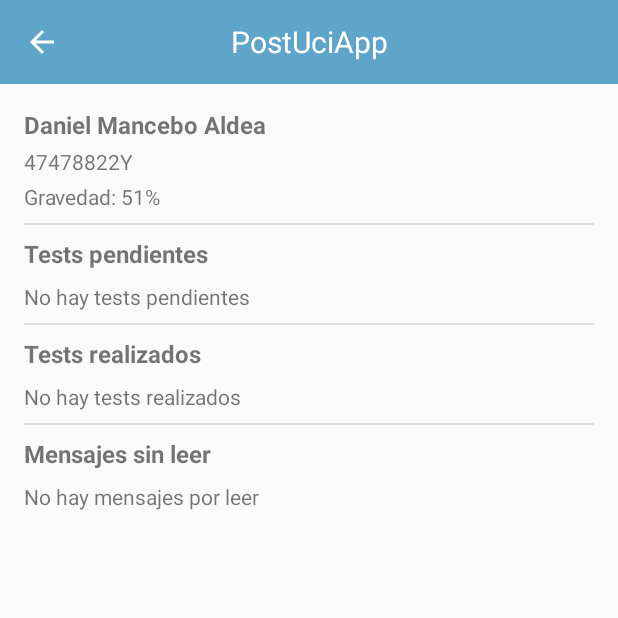
After one commit to pydcoding/PostUciApp, an Android app: the PatientDetailsActivity screen opened directly, with no data from a screen before it, on a phone screen of 412 x 824 dp, the top half of it. The commit adds this screen. Run offline under Robolectric (Android 15) with nearby library versions, the phone set to English and light mode, and no system bars.

Commit message:
feat: more stuff!

```diff
--- a/app/src/main/AndroidManifest.xml
+++ b/app/src/main/AndroidManifest.xml
@@ -44,6 +44,10 @@
         <activity android:name=".activity.ContactActivity">
 
         </activity>
+
+        <activity android:name=".activity.PatientDetailsActivity">
+
+        </activity>
     </application>
 
 </manifest>
--- a/app/src/main/java/com/pyd/postuciapp/activity/ContactActivity.java
+++ b/app/src/main/java/com/pyd/postuciapp/activity/ContactActivity.java
@@ -97,7 +97,7 @@ public class ContactActivity extends AppCompatActivity {
                     try {
                         JSONObject jsonObject = new JSONObject(string);
 
-                        String url = Constants.SERVER_URL + Constants.SERVER_SEND_TEST_RESULTS;
+                        String url = Constants.SERVER_URL + Constants.SERVER_SEND_MESSAGE;
                         JsonObjectRequest request = new JsonObjectRequest(
                                 Request.Method.POST,
                                 url,
@@ -113,6 +113,7 @@ public class ContactActivity extends AppCompatActivity {
                                 new Response.ErrorListener() {
                                     @Override
                                     public void onErrorResponse(VolleyError error) {
+                                        dialog.dismiss();
                                         // TODO mostrar snackbar
                                     }
                                 });
--- a/app/src/main/java/com/pyd/postuciapp/activity/MedicActivity.java
+++ b/app/src/main/java/com/pyd/postuciapp/activity/MedicActivity.java
@@ -11,11 +11,24 @@ import androidx.appcompat.widget.Toolbar;
 import androidx.recyclerview.widget.LinearLayoutManager;
 import androidx.recyclerview.widget.RecyclerView;
 
+import com.android.volley.Request;
+import com.android.volley.Response;
+import com.android.volley.VolleyError;
+import com.android.volley.toolbox.StringRequest;
+import com.google.gson.Gson;
+import com.google.gson.JsonElement;
+import com.google.gson.JsonParser;
 import com.pyd.postuciapp.R;
 import com.pyd.postuciapp.adapter.PatientAdapter;
 import com.pyd.postuciapp.bean.Message;
 import com.pyd.postuciapp.bean.Patient;
 import com.pyd.postuciapp.bean.Test;
+import com.pyd.postuciapp.constants.Constants;
+import com.pyd.postuciapp.network.VolleyManager;
+
+import org.json.JSONArray;
+import org.json.JSONException;
+import org.json.JSONObject;
 
 import java.lang.ref.WeakReference;
 import java.util.ArrayList;
@@ -37,7 +50,55 @@ public class MedicActivity extends AppCompatActivity {
 
         initToolbar();
 
-        new FakeConnection(this).execute();
+        if (Constants.DEBUG) {
+            new FakeConnection(this).execute();
+        } else {
+            final ProgressDialog dialog = ProgressDialog.show(this, "",
+                    "Por favor, espere...", true);
+
+            String url = Constants.SERVER_URL + Constants.SERVER_GET_PATIENTS;
+            StringRequest request = new StringRequest(
+                    Request.Method.GET,
+                    url,
+                    new Response.Listener<String>() {
+                        @Override
+                        public void onResponse(String response) {
+                            try {
+                                JSONObject object = new JSONObject(response);
+                                JSONArray array = object.getJSONArray("patients");
+
+                                mPatients = new ArrayList<>();
+                                for (int i = 0; i < array.length(); i++) {
+                                    String jsonPatient = array.getJSONObject(i).toString();
+
+                                    Gson gson = new Gson();
+                                    Patient patient = gson.fromJson(jsonPatient, Patient.class);
+
+                                    mPatients.add(patient);
+                                }
+
+                                // TODO recibir los mensajes también
+                                mMessages = new HashMap<>();
+
+                                dialog.dismiss();
+
+                                initRecyclerView();
+
+                            } catch (JSONException e) {
+                                e.printStackTrace();
+                            }
+                        }
+                    },
+                    new Response.ErrorListener() {
+                        @Override
+                        public void onErrorResponse(VolleyError error) {
+                            dialog.dismiss();
+                            // TODO mostrar snackbar
+                        }
+                    });
+
+            VolleyManager.getInstance(this).addToRequestQueue(request);
+        }
     }
 
     /**
--- /dev/null
+++ b/app/src/main/java/com/pyd/postuciapp/activity/PatientDetailsActivity.java
@@ -0,0 +1,42 @@
+package com.pyd.postuciapp.activity;
+
+import android.os.Bundle;
+
+import androidx.annotation.Nullable;
+import androidx.appcompat.app.AppCompatActivity;
+import androidx.appcompat.widget.Toolbar;
+
+import com.pyd.postuciapp.R;
+import com.pyd.postuciapp.bean.Message;
+import com.pyd.postuciapp.bean.Patient;
+
+import java.util.List;
+
+public class PatientDetailsActivity extends AppCompatActivity {
+
+    private Patient mPatient;
+    private List<Message> mMessages;
+
+    @Override
+    protected void onCreate(@Nullable Bundle savedInstanceState) {
+        super.onCreate(savedInstanceState);
+
+        setContentView(R.layout.activity_patient_details);
+
+        initToolbar();
+    }
+
+    /**
+     * Inicializa la toolbar.
+     */
+    private void initToolbar() {
+        Toolbar toolbar = findViewById(R.id.toolbar);
+        toolbar.setTitle(getResources().getString(R.string.app_name));
+        setSupportActionBar(toolbar);
+        if (getSupportActionBar() != null) {
+            getSupportActionBar().setDisplayShowTitleEnabled(false);
+            getSupportActionBar().setDisplayHomeAsUpEnabled(true);
+            getSupportActionBar().setDisplayShowHomeEnabled(true);
+        }
+    }
+}
--- a/app/src/main/java/com/pyd/postuciapp/adapter/PatientAdapter.java
+++ b/app/src/main/java/com/pyd/postuciapp/adapter/PatientAdapter.java
@@ -1,6 +1,7 @@
 package com.pyd.postuciapp.adapter;
 
 import android.content.Context;
+import android.content.Intent;
 import android.view.LayoutInflater;
 import android.view.View;
 import android.view.ViewGroup;
--- a/app/src/main/java/com/pyd/postuciapp/bean/Message.java
+++ b/app/src/main/java/com/pyd/postuciapp/bean/Message.java
@@ -1,8 +1,9 @@
 package com.pyd.postuciapp.bean;
 
+import java.io.Serializable;
 import java.util.Date;
 
-public class Message {
+public class Message implements Serializable {
 
     private String dni;
     private Date timeOfCreation;
--- a/app/src/main/java/com/pyd/postuciapp/bean/Patient.java
+++ b/app/src/main/java/com/pyd/postuciapp/bean/Patient.java
@@ -1,9 +1,10 @@
 package com.pyd.postuciapp.bean;
 
+import java.io.Serializable;
 import java.util.List;
 import java.util.Random;
 
-public class Patient {
+public class Patient implements Serializable {
 
     // Numero de paciente
     private int id;
--- a/app/src/main/java/com/pyd/postuciapp/constants/Constants.java
+++ b/app/src/main/java/com/pyd/postuciapp/constants/Constants.java
@@ -12,6 +12,7 @@ public class Constants {
     public static final String SERVER_SIGN_UP_PATIENT = "/sign_up_patient?";
     public static final String SERVER_SEND_TEST_RESULTS = "/test";
     public static final String SERVER_SEND_MESSAGE= "/contact";
+    public static final String SERVER_GET_PATIENTS= "/patients";
 
     public static final String SERVER_LOGIN_PARAM_DNI = "dni=";
     public static final String SERVER_LOGIN_PARAM_PASSWORD = "password=";
--- /dev/null
+++ b/app/src/main/res/layout/activity_patient_details.xml
@@ -0,0 +1,127 @@
+<?xml version="1.0" encoding="utf-8"?>
+<LinearLayout xmlns:android="http://schemas.android.com/apk/res/android"
+    android:orientation="vertical"
+    android:layout_width="match_parent"
+    android:layout_height="match_parent">
+
+    <include layout="@layout/toolbar"
+        android:id="@+id/toolbar"/>
+
+    <LinearLayout
+        android:layout_width="match_parent"
+        android:layout_height="wrap_content"
+        android:layout_margin="16dp"
+        android:orientation="vertical">
+
+        <androidx.appcompat.widget.AppCompatTextView
+            android:id="@+id/patient_name"
+            android:layout_width="wrap_content"
+            android:layout_height="wrap_content"
+            android:text="@string/patient_name"
+            android:textStyle="bold"
+            android:textSize="16sp"/>
+
+        <androidx.appcompat.widget.AppCompatTextView
+            android:id="@+id/patient_dni"
+            android:layout_width="wrap_content"
+            android:layout_height="wrap_content"
+            android:layout_marginTop="4dp"
+            android:text="@string/patient_dni"
+            android:textSize="14sp"/>
+
+        <androidx.appcompat.widget.AppCompatTextView
+            android:id="@+id/patient_grade"
+            android:layout_width="wrap_content"
+            android:layout_height="wrap_content"
+            android:layout_marginTop="4dp"
+            android:text="@string/patient_grade"
+            android:textSize="14sp"/>
+
+        <View
+            android:layout_width="match_parent"
+            android:layout_height="1dp"
+            android:layout_marginTop="8dp"
+            android:layout_marginBottom="8dp"
+            android:background="@color/cpb_grey"/>
+
+        <androidx.appcompat.widget.AppCompatTextView
+            android:layout_width="match_parent"
+            android:layout_height="match_parent"
+            android:layout_marginBottom="8dp"
+            android:text="@string/patient_pending_tests_heading"
+            android:textSize="16sp"
+            android:textStyle="bold"/>
+
+        <androidx.appcompat.widget.AppCompatTextView
+            android:id="@+id/pending_tests_textview"
+            android:layout_width="wrap_content"
+            android:layout_height="wrap_content"
+            android:text="@string/patient_no_pending_tests"/>
+
+        <View
+            android:layout_width="match_parent"
+            android:layout_height="1dp"
+            android:layout_marginTop="8dp"
+            android:layout_marginBottom="8dp"
+            android:background="@color/cpb_grey"/>
+
+        <androidx.appcompat.widget.AppCompatTextView
+            android:layout_width="match_parent"
+            android:layout_height="match_parent"
+            android:layout_marginBottom="8dp"
+            android:text="@string/patient_done_tests_heading"
+            android:textSize="16sp"
+            android:textStyle="bold"/>
+
+        <FrameLayout
+            android:layout_width="match_parent"
+            android:layout_height="wrap_content">
+
+            <androidx.recyclerview.widget.RecyclerView
+                android:id="@+id/patient_done_tests_recycler_view"
+                android:layout_width="match_parent"
+                android:layout_height="wrap_content"/>
+
+            <androidx.appcompat.widget.AppCompatTextView
+                android:id="@+id/patient_no_done_tests"
+                android:layout_width="wrap_content"
+                android:layout_height="wrap_content"
+                android:text="@string/patient_no_done_tests"/>
+
+        </FrameLayout>
+
+        <View
+            android:layout_width="match_parent"
+            android:layout_height="1dp"
+            android:layout_marginTop="8dp"
+            android:layout_marginBottom="8dp"
+            android:background="@color/cpb_grey"/>
+
+        <androidx.appcompat.widget.AppCompatTextView
+            android:layout_width="match_parent"
+            android:layout_height="match_parent"
+            android:layout_marginBottom="8dp"
+            android:text="@string/patient_messages_heading"
+            android:textSize="16sp"
+            android:textStyle="bold"/>
+
+        <FrameLayout
+            android:layout_width="match_parent"
+            android:layout_height="wrap_content">
+
+            <androidx.recyclerview.widget.RecyclerView
+                android:id="@+id/patient_messages_recycler_view"
+                android:layout_width="match_parent"
+                android:layout_height="wrap_content"/>
+
+            <androidx.appcompat.widget.AppCompatTextView
+                android:id="@+id/patient_no_messages"
+                android:layout_width="wrap_content"
+                android:layout_height="wrap_content"
+                android:text="@string/patient_no_messages"/>
+
+        </FrameLayout>
+
+    </LinearLayout>
+
+</LinearLayout>
--- a/app/src/main/res/values/strings.xml
+++ b/app/src/main/res/values/strings.xml
@@ -48,6 +48,13 @@
     <string name="patient_num_done_tests_template">Tests realizados: %1</string>
     <string name="patient_messages">Hay 2 mensaje/s por leer</string>
     <string name="patient_messages_template">Hay %1 mensaje/s por leer</string>
+
+    <string name="patient_pending_tests_heading">Tests pendientes</string>
+    <string name="patient_done_tests_heading">Tests realizados</string>
+    <string name="patient_messages_heading">Mensajes sin leer</string>
+    <string name="patient_no_pending_tests">No hay tests pendientes</string>
+    <string name="patient_no_done_tests">No hay tests realizados</string>
+    <string name="patient_no_messages">No hay mensajes por leer</string>
 
     <string name="test_name">Test de escala de impacto de evento</string>
     <string name="test_template_question">1. He pensado acerca de ello sin quererlo:</string>
@@ -151,5 +158,5 @@
     <string name="test_eie_question_15">15. Mis sentimientos acerca de ello estaban como anestesiados</string>
 
     <string name="contact_heading">Formulario de contacto:</string>
-    <string name="contact_hint">Escriba el mensaje aquí...</string>
+    <string name="contact_hint">Escriba el mensaje aquí…</string>
 </resources>
```
